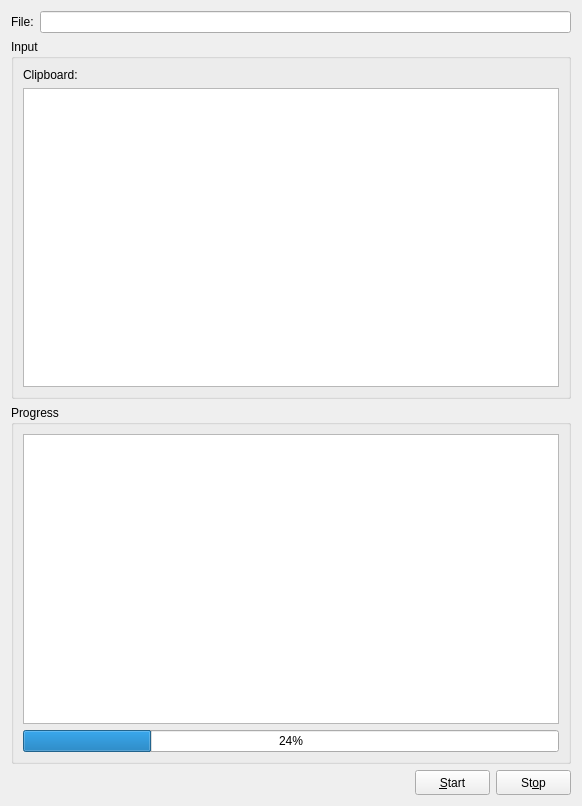
This is ui/mainwindow.ui in dee/cutdown as Qt 5 draws it before an edit. The edited form follows.
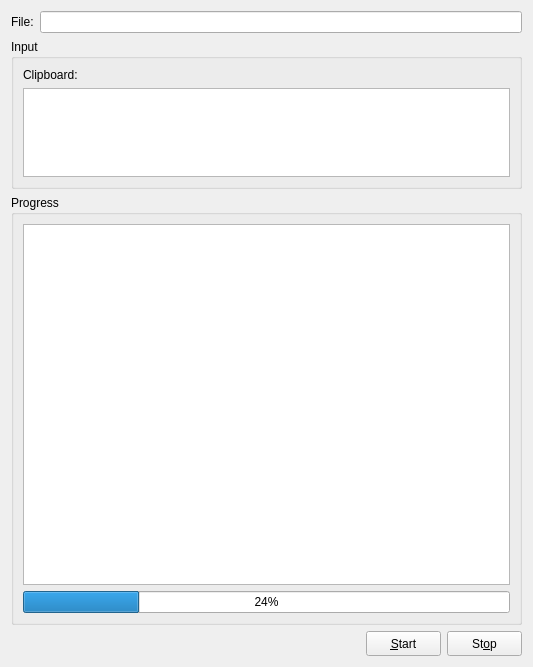
This is the edited form.

```diff
--- a/ui/mainwindow.ui
+++ b/ui/mainwindow.ui
@@ -6,8 +6,8 @@
    <rect>
     <x>0</x>
     <y>0</y>
-    <width>582</width>
-    <height>806</height>
+    <width>533</width>
+    <height>667</height>
    </rect>
   </property>
   <property name="windowTitle">
@@ -30,6 +30,18 @@
    </item>
    <item>
     <widget class="QGroupBox" name="groupBox">
+     <property name="sizePolicy">
+      <sizepolicy hsizetype="Preferred" vsizetype="Fixed">
+       <horstretch>0</horstretch>
+       <verstretch>0</verstretch>
+      </sizepolicy>
+     </property>
+     <property name="maximumSize">
+      <size>
+       <width>16777215</width>
+       <height>150</height>
+      </size>
+     </property>
      <property name="title">
       <string>Input</string>
      </property>
@@ -42,7 +54,17 @@
        </widget>
       </item>
       <item>
-       <widget class="QPlainTextEdit" name="edtClipboard"/>
+       <widget class="QPlainTextEdit" name="edtClipboard">
+        <property name="maximumSize">
+         <size>
+          <width>16777215</width>
+          <height>16777215</height>
+         </size>
+        </property>
+        <property name="readOnly">
+         <bool>true</bool>
+        </property>
+       </widget>
       </item>
      </layout>
     </widget>
@@ -54,7 +76,11 @@
      </property>
      <layout class="QVBoxLayout" name="verticalLayout">
       <item>
-       <widget class="QPlainTextEdit" name="edtLog"/>
+       <widget class="QPlainTextEdit" name="edtLog">
+        <property name="readOnly">
+         <bool>true</bool>
+        </property>
+       </widget>
       </item>
       <item>
        <widget class="QProgressBar" name="pbMain">
```
